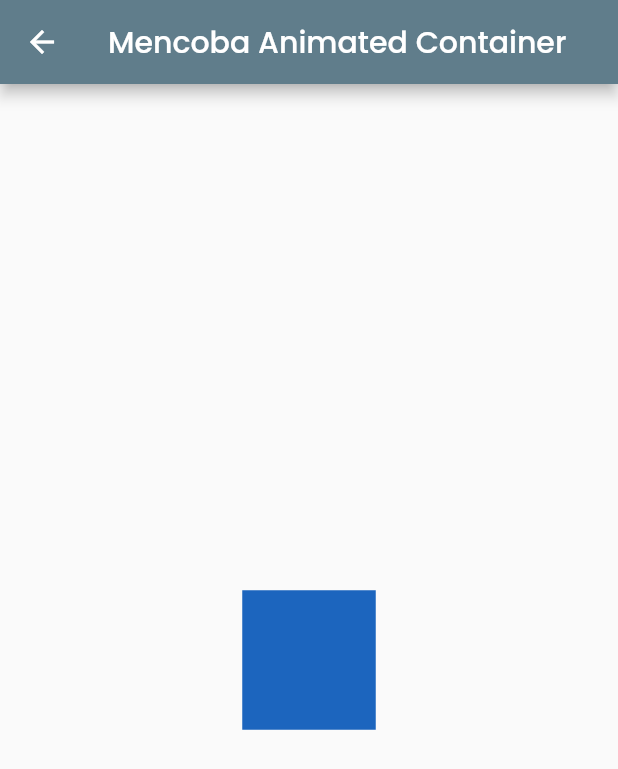
After one commit to kausarm/FlutterLearningProject, a Flutter app: the animated_container screen opened directly, on a phone screen of 412 x 824 dp. The commit adds this screen. Shown: the top 769 px of the screen. Run offline on Flutter 3.47's test engine with Material 2 defaults, Android fonts, the phone set to English and light mode, and no system bars.

Commit message:
adding animatedContainer file

```diff
--- a/lib/main.dart
+++ b/lib/main.dart
@@ -1,5 +1,5 @@
 import 'package:flutter/material.dart';
-import 'package:kausar/pages/tugas/column.dart';
+import 'package:kausar/pages/listview.dart';
 
 void main() {
   runApp(const MyApp());
@@ -14,7 +14,7 @@ class MyApp extends StatelessWidget {
     return MaterialApp(
       debugShowCheckedModeBanner: false,
       theme: ThemeData(fontFamily: 'Poppins'),
-      home: const Columntugas(),
+      home: const Listview(),
     );
   }
 }
--- a/lib/pages/listview.dart
+++ b/lib/pages/listview.dart
@@ -1,4 +1,3 @@
-// import 'package:flutter/cupertino.dart';
 import 'package:flutter/material.dart';
 import 'package:kausar/pages/theme.dart';
 
--- /dev/null
+++ b/lib/pages/tugas/animatedContainer.dart
@@ -0,0 +1,37 @@
+import 'package:flutter/material.dart';
+import 'dart:math';
+
+class animated_container extends StatefulWidget {
+  const animated_container({Key? key}) : super(key: key);
+
+  @override
+  _animated_containerState createState() => _animated_containerState();
+}
+
+class _animated_containerState extends State<animated_container> {
+  Random random = Random();
+  @override
+  Widget build(BuildContext context) {
+    return Scaffold(
+      appBar: AppBar(
+        backgroundColor: Colors.blueGrey,
+        title: Text("Mencoba Animated Container"),
+      ),
+      body: Center(
+        child: GestureDetector(
+          onTap: () {
+            setState(() {} //
+                ); //stateState
+          },
+          child: AnimatedContainer(
+            color: Color.fromARGB(255, random.nextInt(256), random.nextInt(256),
+                random.nextInt(256)), //colorfromrgb
+            duration: Duration(seconds: 1),
+            width: 50.0 + random.nextInt(101),
+            height: 50.0 + random.nextInt(101),
+          ),
+        ),
+      ),
+    );
+  }
+}
```
